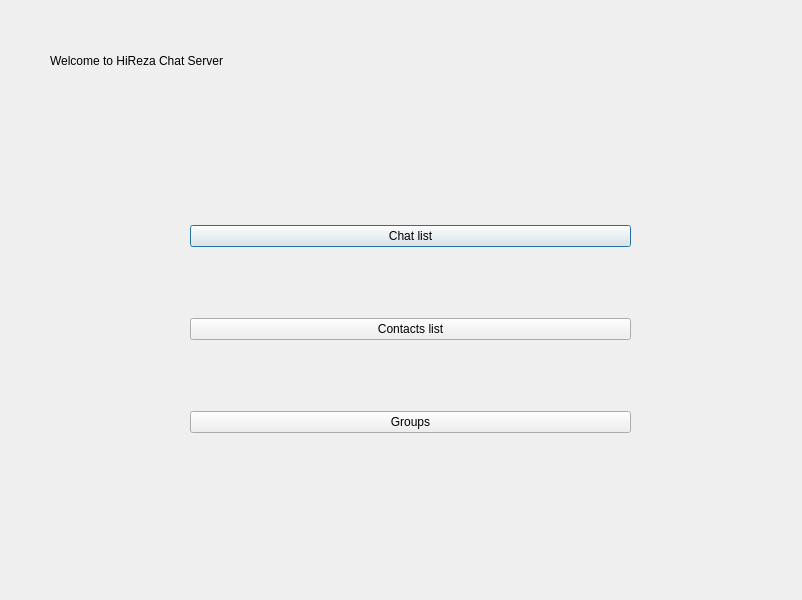
First picture: the form in ui/main_window.ui, repository hirezadehghani/HiRezaGram, before the edit.
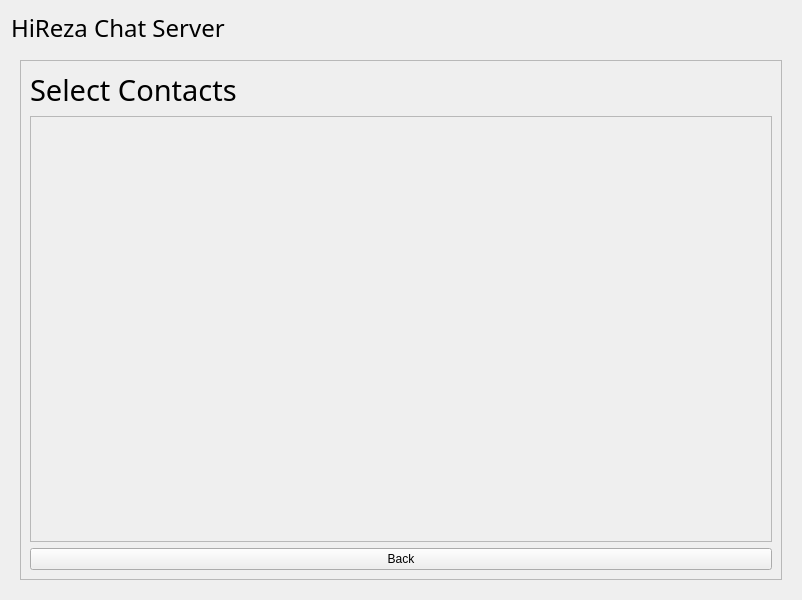
Second picture: the form after the edit. The open tabs and pages were chosen to show the change.

Commit message: feat: add first UI sketch

```diff
--- a/ui/main_window.ui
+++ b/ui/main_window.ui
@@ -13,31 +13,28 @@
   <property name="windowTitle">
    <string>Dialog</string>
   </property>
+  <layout class="QVBoxLayout" name="verticalLayout_3">
+   <item>
   <widget class="QLabel" name="label">
-   <property name="geometry">
-    <rect>
-     <x>50</x>
-     <y>40</y>
-     <width>391</width>
-     <height>41</height>
-    </rect>
+     <property name="font">
+      <font>
+       <family>Sans Serif</family>
+       <pointsize>18</pointsize>
+       <weight>50</weight>
+       <italic>false</italic>
+       <bold>false</bold>
+      </font>
    </property>
    <property name="styleSheet">
     <string notr="true">font: 18pt &quot;Sans Serif&quot;;</string>
    </property>
    <property name="text">
-    <string>Welcome to HiReza Chat Server</string>
-   </property>
-  </widget>
+      <string>HiReza Chat Server</string>
+     </property>
+    </widget>
+   </item>
+   <item>
   <widget class="QStackedWidget" name="stackedWidget">
-   <property name="geometry">
-    <rect>
-     <x>20</x>
-     <y>80</y>
-     <width>731</width>
-     <height>491</height>
-    </rect>
-   </property>
    <property name="currentIndex">
     <number>0</number>
    </property>
@@ -69,7 +66,7 @@
       <item>
        <widget class="QPushButton" name="btn_groups">
         <property name="text">
-         <string>Groups</string>
+           <string>New Chat/Group</string>
         </property>
        </widget>
       </item>
@@ -92,42 +89,112 @@
      <property name="frameShadow">
       <enum>QFrame::Raised</enum>
      </property>
-     <widget class="QListView" name="listView">
+       <layout class="QHBoxLayout" name="horizontalLayout_3">
+        <item>
+         <widget class="QListView" name="listView"/>
+        </item>
+        <item>
+         <widget class="QTextEdit" name="textEdit"/>
+        </item>
+        <item>
+         <widget class="QPushButton" name="btn_back">
+          <property name="text">
+           <string>Back</string>
+          </property>
+         </widget>
+        </item>
+       </layout>
+      </widget>
+     </widget>
+     <widget class="QWidget" name="page_3">
+      <layout class="QVBoxLayout" name="verticalLayout_2">
+       <item>
+        <widget class="QFrame" name="frame_2">
+         <property name="frameShape">
+          <enum>QFrame::StyledPanel</enum>
+         </property>
+         <property name="frameShadow">
+          <enum>QFrame::Raised</enum>
+         </property>
+         <layout class="QHBoxLayout" name="horizontalLayout">
+          <item>
+           <widget class="QScrollBar" name="verticalScrollBar">
+            <property name="orientation">
+             <enum>Qt::Vertical</enum>
+            </property>
+           </widget>
+          </item>
+          <item>
+           <widget class="QListView" name="listView_2"/>
+          </item>
+         </layout>
+        </widget>
+       </item>
+       <item>
+        <widget class="QPushButton" name="btn_back_2">
+         <property name="text">
+          <string>Back</string>
+         </property>
+        </widget>
+       </item>
+      </layout>
+     </widget>
+     <widget class="QWidget" name="page_4">
+      <layout class="QHBoxLayout" name="horizontalLayout_2">
+       <item>
+        <widget class="QFrame" name="frame_3">
+         <property name="frameShape">
+          <enum>QFrame::StyledPanel</enum>
+         </property>
+         <property name="frameShadow">
+          <enum>QFrame::Raised</enum>
+         </property>
+         <layout class="QVBoxLayout" name="verticalLayout_4">
+          <item>
+           <widget class="QLabel" name="label_2">
+            <property name="font">
+             <font>
+              <family>Raleway</family>
+              <pointsize>22</pointsize>
+             </font>
+            </property>
+            <property name="text">
+             <string>Select Contacts</string>
+            </property>
+           </widget>
+          </item>
+          <item>
+           <widget class="QScrollArea" name="scrollArea">
+            <property name="widgetResizable">
+             <bool>true</bool>
+            </property>
+            <widget class="QWidget" name="scrollAreaWidgetContents">
       <property name="geometry">
        <rect>
         <x>0</x>
         <y>0</y>
-        <width>181</width>
-        <height>521</height>
+               <width>744</width>
+               <height>437</height>
        </rect>
       </property>
      </widget>
-     <widget class="QTextEdit" name="textEdit">
-      <property name="geometry">
-       <rect>
-        <x>180</x>
-        <y>480</y>
-        <width>541</width>
-        <height>41</height>
-       </rect>
-      </property>
-     </widget>
-     <widget class="QPushButton" name="btn_back">
-      <property name="geometry">
-       <rect>
-        <x>580</x>
-        <y>450</y>
-        <width>80</width>
-        <height>23</height>
-       </rect>
-      </property>
+           </widget>
+          </item>
+          <item>
+           <widget class="QPushButton" name="btn_back_3">
       <property name="text">
        <string>Back</string>
       </property>
      </widget>
-    </widget>
-   </widget>
-  </widget>
+          </item>
+         </layout>
+        </widget>
+       </item>
+      </layout>
+     </widget>
+    </widget>
+   </item>
+  </layout>
   <zorder>stackedWidget</zorder>
   <zorder>label</zorder>
  </widget>
```
Left out of the diff: 4 changed lines with no effect on the pictures. Lines whose indentation alone changed are shown as unchanged. The commit also changes 2 other files.
